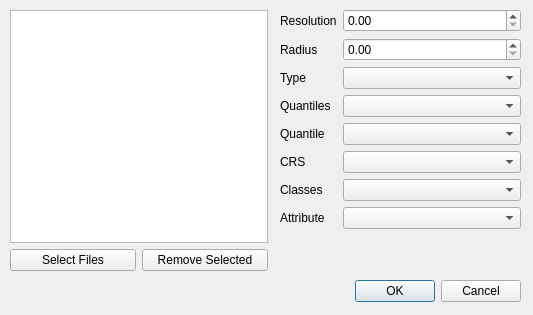
Old version of the form src/apps/lasgrid.ui in the repository zxgdll/geotools.
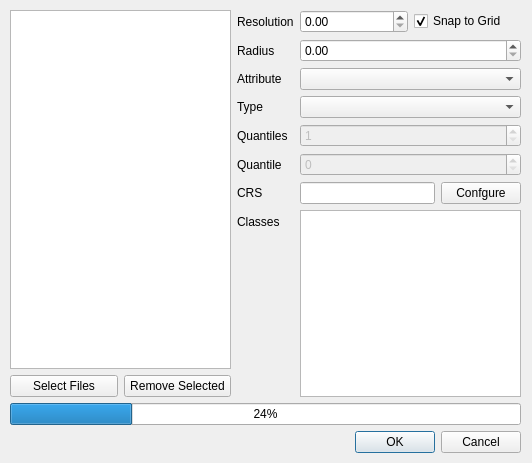
New version of the form.

Commit message: Lasgrid UI. Causes core dump!

The edit to the form file:
```diff
--- a/src/apps/lasgrid.ui
+++ b/src/apps/lasgrid.ui
@@ -6,8 +6,8 @@
    <rect>
     <x>0</x>
     <y>0</y>
-    <width>533</width>
-    <height>315</height>
+    <width>532</width>
+    <height>463</height>
    </rect>
   </property>
   <property name="windowTitle">
@@ -18,10 +18,20 @@
     <rect>
      <x>10</x>
      <y>10</y>
-     <width>258</width>
-     <height>261</height>
+     <width>511</width>
+     <height>443</height>
     </rect>
    </property>
+   <layout class="QVBoxLayout" name="verticalLayout" stretch="1,1,1">
+    <property name="sizeConstraint">
+     <enum>QLayout::SetDefaultConstraint</enum>
+    </property>
+    <property name="bottomMargin">
+     <number>0</number>
+    </property>
+    <item>
+     <layout class="QHBoxLayout" name="horizontalLayout_3">
+      <item>
    <layout class="QVBoxLayout" name="verticalLayout_2">
     <item>
      <widget class="QListView" name="lstFiles"/>
@@ -51,17 +61,12 @@
      </layout>
     </item>
    </layout>
-  </widget>
-  <widget class="QWidget" name="layoutWidget">
-   <property name="geometry">
-    <rect>
-     <x>280</x>
-     <y>9</y>
-     <width>241</width>
-     <height>261</height>
-    </rect>
-   </property>
+      </item>
+      <item>
    <layout class="QFormLayout" name="formLayout">
+        <property name="fieldGrowthPolicy">
+         <enum>QFormLayout::AllNonFixedFieldsGrow</enum>
+        </property>
     <item row="0" column="0">
      <widget class="QLabel" name="lblResolution">
       <property name="text">
@@ -69,43 +74,72 @@
       </property>
      </widget>
     </item>
-    <item row="0" column="1">
-     <widget class="QDoubleSpinBox" name="spnResolution"/>
+        <item row="1" column="0">
+         <widget class="QLabel" name="lblRadius">
+          <property name="text">
+           <string>Radius</string>
+          </property>
+         </widget>
+        </item>
+        <item row="1" column="1">
+         <widget class="QDoubleSpinBox" name="spnRadius">
+          <property name="singleStep">
+           <double>0.100000000000000</double>
+          </property>
+         </widget>
     </item>
     <item row="2" column="0">
+         <widget class="QLabel" name="lblAttribute">
+          <property name="text">
+           <string>Attribute</string>
+          </property>
+         </widget>
+        </item>
+        <item row="2" column="1">
+         <widget class="QComboBox" name="cboAttribute"/>
+        </item>
+        <item row="3" column="0">
      <widget class="QLabel" name="lblType">
       <property name="text">
        <string>Type</string>
       </property>
      </widget>
     </item>
-    <item row="2" column="1">
+        <item row="3" column="1">
      <widget class="QComboBox" name="cboType"/>
     </item>
-    <item row="3" column="0">
+        <item row="4" column="0">
      <widget class="QLabel" name="lblQuantiles">
       <property name="text">
        <string>Quantiles</string>
       </property>
      </widget>
     </item>
-    <item row="3" column="1">
-     <widget class="QComboBox" name="cboQuantiles"/>
-    </item>
-    <item row="4" column="0">
+        <item row="4" column="1">
+         <widget class="QSpinBox" name="spnQuantiles">
+          <property name="enabled">
+           <bool>false</bool>
+          </property>
+          <property name="minimum">
+           <number>1</number>
+          </property>
+         </widget>
+        </item>
+        <item row="5" column="0">
      <widget class="QLabel" name="lblQuantile">
       <property name="text">
        <string>Quantile</string>
       </property>
      </widget>
     </item>
-    <item row="4" column="1">
-     <widget class="QComboBox" name="cboQuantile"/>
-    </item>
     <item row="5" column="1">
-     <widget class="QComboBox" name="cboSRID"/>
-    </item>
-    <item row="5" column="0">
+         <widget class="QSpinBox" name="spnQuantile">
+          <property name="enabled">
+           <bool>false</bool>
+          </property>
+         </widget>
+        </item>
+        <item row="6" column="0">
      <widget class="QLabel" name="lblSRID">
       <property name="text">
        <string>CRS</string>
@@ -113,9 +147,20 @@
      </widget>
     </item>
     <item row="6" column="1">
-     <widget class="QComboBox" name="cboClasses"/>
-    </item>
-    <item row="6" column="0">
+         <layout class="QHBoxLayout" name="horizontalLayout_2">
+          <item>
+           <widget class="QLineEdit" name="txtCRSConfig"/>
+          </item>
+          <item>
+           <widget class="QPushButton" name="btnCRSConfig">
+            <property name="text">
+             <string>Confgure</string>
+            </property>
+           </widget>
+          </item>
+         </layout>
+        </item>
+        <item row="7" column="0">
      <widget class="QLabel" name="lblClasses">
       <property name="text">
        <string>Classes</string>
@@ -123,39 +168,48 @@
      </widget>
     </item>
     <item row="7" column="1">
-     <widget class="QComboBox" name="cboAttribute"/>
-    </item>
-    <item row="7" column="0">
-     <widget class="QLabel" name="lblAttribute">
-      <property name="text">
-       <string>Attribute</string>
+         <widget class="QListWidget" name="lstClasses"/>
+        </item>
+        <item row="0" column="1">
+         <layout class="QHBoxLayout" name="horizontalLayout_5">
+          <item>
+           <widget class="QDoubleSpinBox" name="spnResolution">
+            <property name="singleStep">
+             <double>0.100000000000000</double>
       </property>
      </widget>
     </item>
-    <item row="1" column="1">
-     <widget class="QDoubleSpinBox" name="spnRadius"/>
-    </item>
-    <item row="1" column="0">
-     <widget class="QLabel" name="lblRadius">
+          <item>
+           <widget class="QCheckBox" name="chkSnapToGrid">
       <property name="text">
-       <string>Radius</string>
-      </property>
+             <string>Snap to Grid</string>
+            </property>
+            <property name="checked">
+             <bool>true</bool>
+            </property>
      </widget>
     </item>
    </layout>
-  </widget>
+        </item>
+       </layout>
+      </item>
+     </layout>
+    </item>
+    <item>
+     <widget class="QProgressBar" name="progressBar">
+      <property name="value">
+       <number>24</number>
+      </property>
+     </widget>
+    </item>
+    <item>
   <widget class="QDialogButtonBox" name="buttonBox">
-   <property name="geometry">
-    <rect>
-     <x>350</x>
-     <y>276</y>
-     <width>171</width>
-     <height>31</height>
-    </rect>
-   </property>
    <property name="standardButtons">
     <set>QDialogButtonBox::Cancel|QDialogButtonBox::Ok</set>
    </property>
+     </widget>
+    </item>
+   </layout>
   </widget>
  </widget>
  <resources/>
```
Left out of the diff: 8 changed lines with no effect on the pictures. Lines whose indentation alone changed are shown as unchanged. The commit also changes 2 other files.
